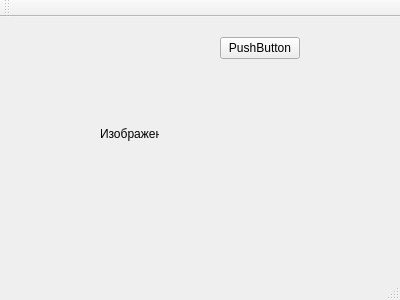
akapust1n/Dithering, file qt_dithering_pixmap/MainWindow.ui: the form before one commit.
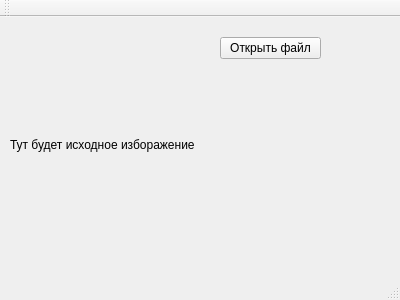
The form after the commit.

What changed in the file:
```diff
--- a/qt_dithering_pixmap/MainWindow.ui
+++ b/qt_dithering_pixmap/MainWindow.ui
@@ -19,25 +19,25 @@
      <rect>
       <x>220</x>
       <y>20</y>
-      <width>80</width>
+      <width>101</width>
       <height>22</height>
      </rect>
     </property>
     <property name="text">
-     <string>PushButton</string>
+     <string>Открыть файл</string>
     </property>
    </widget>
    <widget class="QLabel" name="label">
     <property name="geometry">
      <rect>
-      <x>100</x>
-      <y>110</y>
-      <width>59</width>
-      <height>14</height>
+      <x>10</x>
+      <y>120</y>
+      <width>241</width>
+      <height>16</height>
      </rect>
     </property>
     <property name="text">
-     <string>Изображение</string>
+     <string>Тут будет исходное изборажение</string>
     </property>
    </widget>
   </widget>
```
